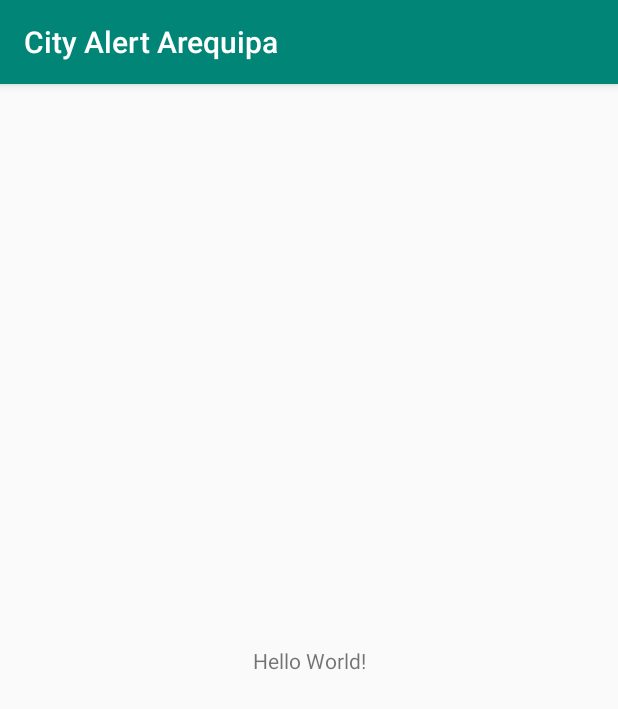
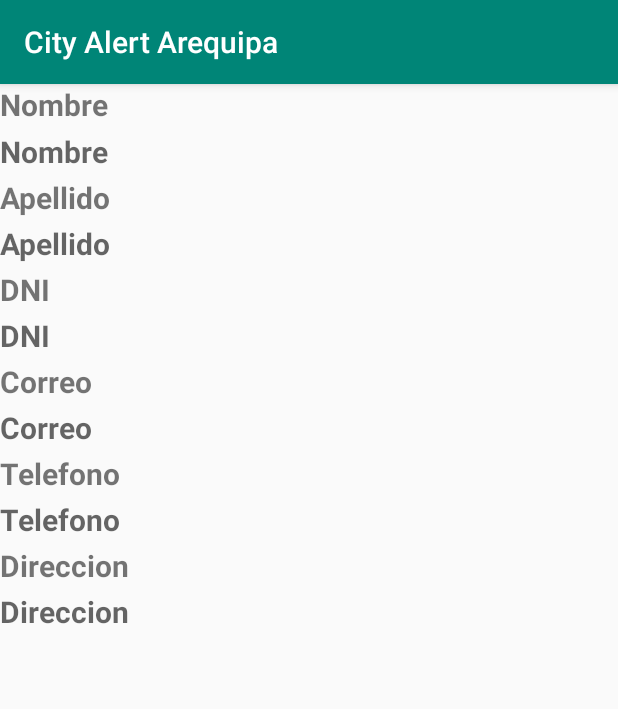
Before and after one commit to leodo28/CityAlertAQP, an Android app: the screen it shows after launch (MainActivity), on a phone screen of 412 x 824 dp. Shown: the top 709 px of the screen. Run offline under Robolectric (Android 15) with nearby library versions, the light colour scheme and no system bars.

Commit message:
Clase persona

```diff
--- /dev/null
+++ b/app/src/main/java/com/example/tecsup/cityalertarequipa/Persona.java
@@ -0,0 +1,70 @@
+package com.example.tecsup.cityalertarequipa;
+
+public class Persona {
+    String nombre;
+    String apellido;
+    String dni;
+    String correo;
+    String telefono;
+    String direccion;
+
+    public Persona() {
+    }
+
+    public Persona(String nombre, String apellido, String dni, String correo, String telefono, String direccion) {
+        this.nombre = nombre;
+        this.apellido = apellido;
+        this.dni = dni;
+        this.correo = correo;
+        this.telefono = telefono;
+        this.direccion = direccion;
+    }
+
+    public String getNombre() {
+        return nombre;
+    }
+
+    public void setNombre(String nombre) {
+        this.nombre = nombre;
+    }
+
+    public String getApellido() {
+        return apellido;
+    }
+
+    public void setApellido(String apellido) {
+        this.apellido = apellido;
+    }
+
+    public String getDni() {
+        return dni;
+    }
+
+    public void setDni(String dni) {
+        this.dni = dni;
+    }
+
+    public String getCorreo() {
+        return correo;
+    }
+
+    public void setCorreo(String correo) {
+        this.correo = correo;
+    }
+
+    public String getTelefono() {
+        return telefono;
+    }
+
+    public void setTelefono(String telefono) {
+        this.telefono = telefono;
+    }
+
+    public String getDireccion() {
+        return direccion;
+    }
+
+    public void setDireccion(String direccion) {
+        this.direccion = direccion;
+    }
+}
--- a/app/src/main/res/layout/activity_main.xml
+++ b/app/src/main/res/layout/activity_main.xml
@@ -5,14 +5,141 @@
     android:layout_width="match_parent"
     android:layout_height="match_parent"
     tools:context=".MainActivity">
+    <LinearLayout
+        android:layout_width="match_parent"
+        android:layout_height="match_parent"
+        android:orientation="vertical">
 
     <TextView
-        android:layout_width="wrap_content"
-        android:layout_height="wrap_content"
-        android:text="Hello World!"
-        app:layout_constraintBottom_toBottomOf="parent"
-        app:layout_constraintLeft_toLeftOf="parent"
-        app:layout_constraintRight_toRightOf="parent"
-        app:layout_constraintTop_toTopOf="parent" />
+        android:layout_width="match_parent"
+        android:layout_height="match_parent"
+        android:text="Nombre"
+        android:textAlignment="textStart"
+        android:textStyle="bold"
+        android:textSize="20sp"
+        android:layout_weight="1"
+        />
+
+    <TextView
+        android:layout_width="match_parent"
+        android:layout_height="match_parent"
+        android:id="@+id/nombre"
+        android:hint="Nombre"
+        android:textAlignment="textStart"
+        android:textStyle="bold"
+        android:textSize="20sp"
+        android:layout_weight="1"/>
+
+    <TextView
+        android:layout_width="match_parent"
+        android:layout_height="match_parent"
+        android:text="Apellido"
+        android:textAlignment="textStart"
+        android:textStyle="bold"
+        android:textSize="20sp"
+        android:layout_weight="1"
+        />
+
+    <TextView
+        android:layout_width="match_parent"
+        android:layout_height="match_parent"
+        android:hint="Apellido"
+        android:textAlignment="textStart"
+        android:id="@+id/apellido"
+        android:textStyle="bold"
+        android:textSize="20sp"
+        android:layout_weight="1"/>
+
+        <TextView
+            android:layout_width="match_parent"
+            android:layout_height="match_parent"
+            android:text="DNI"
+            android:textAlignment="textStart"
+            android:textStyle="bold"
+            android:textSize="20sp"
+            android:layout_weight="1"
+            />
+
+        <TextView
+            android:layout_width="match_parent"
+            android:layout_height="match_parent"
+            android:hint="DNI"
+            android:textAlignment="textStart"
+            android:id="@+id/dni"
+            android:textStyle="bold"
+            android:textSize="20sp"
+            android:layout_weight="1"
+            android:inputType="number"/>
+        <TextView
+            android:layout_width="match_parent"
+            android:layout_height="match_parent"
+            android:text="Correo"
+            android:textAlignment="textStart"
+            android:textStyle="bold"
+            android:textSize="20sp"
+            android:layout_weight="1"
+            />
+
+        <TextView
+            android:layout_width="match_parent"
+            android:layout_height="match_parent"
+            android:hint="Correo"
+            android:textAlignment="textStart"
+            android:id="@+id/correo"
+            android:textStyle="bold"
+            android:textSize="20sp"
+            android:layout_weight="1"
+            android:inputType="textEmailAddress"/>
+
+        <TextView
+            android:layout_width="match_parent"
+            android:layout_height="match_parent"
+            android:text="Telefono"
+            android:textAlignment="textStart"
+            android:textStyle="bold"
+            android:textSize="20sp"
+            android:layout_weight="1"
+            />
+
+        <TextView
+            android:layout_width="match_parent"
+            android:layout_height="match_parent"
+            android:hint="Telefono"
+            android:textAlignment="textStart"
+            android:id="@+id/telefono"
+            android:textStyle="bold"
+            android:textSize="20sp"
+            android:layout_weight="1"
+            android:inputType="number"/>
+
+        <TextView
+            android:layout_width="match_parent"
+            android:layout_height="match_parent"
+            android:text="Direccion"
+            android:textAlignment="textStart"
+            android:textStyle="bold"
+            android:textSize="20sp"
+            android:layout_weight="1"
+            />
+
+        <TextView
+            android:layout_width="match_parent"
+            android:layout_height="match_parent"
+            android:hint="Direccion"
+            android:textAlignment="textStart"
+            android:id="@+id/direccion"
+            android:textStyle="bold"
+            android:textSize="20sp"
+            android:layout_weight="1"
+            />
+
+        <ImageView
+            android:layout_width="match_parent"
+            android:layout_height="match_parent"
+            android:layout_weight="0.5"/>
+
+
+
+    </LinearLayout>
 
 </android.support.constraint.ConstraintLayout>
```
